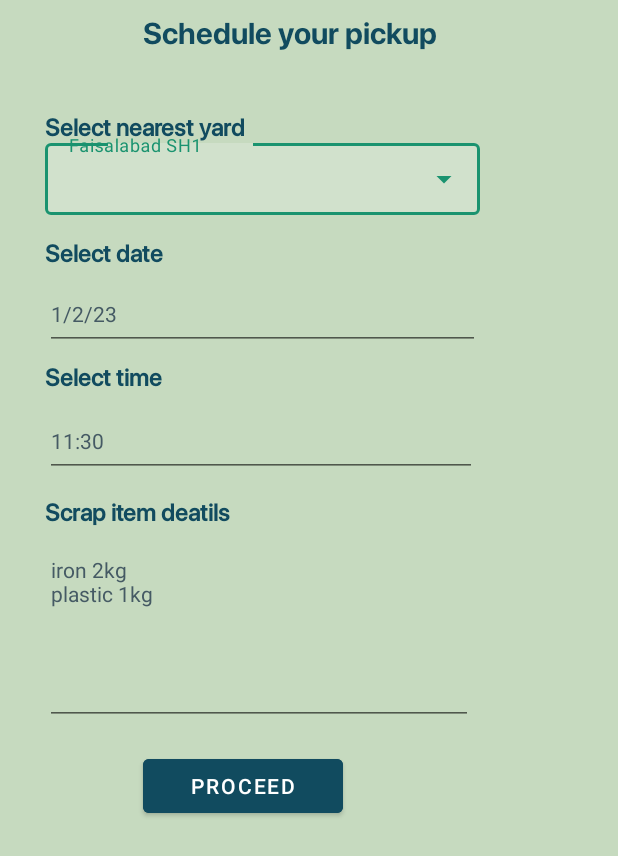
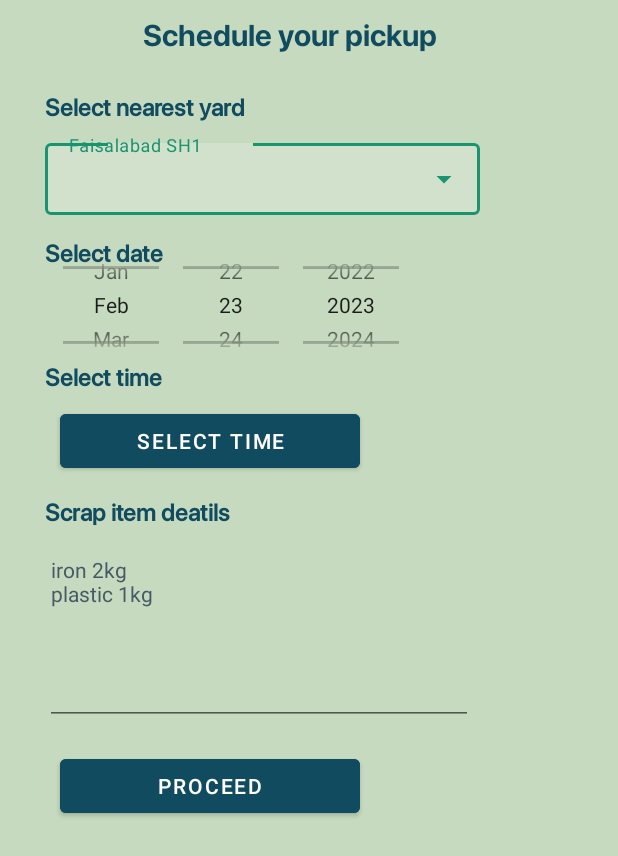
Before and after one commit to Rizwan0994/ScrapHubApp, an Android app: the fragment ScheduleFragment shown on its own in the app's theme, after a tap on "PROCEED", on a phone screen of 412 x 824 dp. Shown: the top 856 px of the screen. Run offline under Robolectric (Android 15) with nearby library versions, the phone set to English and light mode, and no system bars; our stand-ins replace Dagger/Hilt's generated code; 1 statement that could not run was skipped.

Commit message:
set time and date selector

```diff
--- a/app/src/main/java/com/example/scrapproject/ScheduleFragment.kt
+++ b/app/src/main/java/com/example/scrapproject/ScheduleFragment.kt
@@ -1,6 +1,9 @@
 package com.example.scrapproject
 
 import android.R
+import android.app.AlertDialog
+import android.app.TimePickerDialog
+import android.content.Context
 import android.os.Bundle
 import android.util.Log
 import androidx.fragment.app.Fragment
@@ -8,6 +11,7 @@ import android.view.LayoutInflater
 import android.view.View
 import android.view.ViewGroup
 import android.widget.ArrayAdapter
+import android.widget.Toast
 import androidx.fragment.app.viewModels
 import androidx.lifecycle.Observer
 import androidx.navigation.fragment.findNavController
@@ -20,6 +24,9 @@ import dagger.hilt.android.AndroidEntryPoint
 import kotlinx.coroutines.CoroutineScope
 import kotlinx.coroutines.Dispatchers
 import kotlinx.coroutines.launch
+import java.time.LocalDate
+import java.time.format.DateTimeFormatter
+import java.util.*
 import javax.inject.Inject
 
 @AndroidEntryPoint
@@ -28,7 +35,7 @@ class ScheduleFragment : Fragment() {
     private var _binding: FragmentScheduleBinding? = null
     private val binding get() = _binding!!
     private val scheduleViewModel by viewModels<ScheduleViewModel>()
-    private val schedulePickup:ScheduleResponse? = null
+    private val schedulePickup: ScheduleResponse? = null
 
     @Inject
     lateinit var scheduleAPI: ScheduleAPI
@@ -43,8 +50,8 @@ class ScheduleFragment : Fragment() {
 
     override fun onViewCreated(view: View, savedInstanceState: Bundle?) {
         super.onViewCreated(view, savedInstanceState)
-        val items= arrayOf("FaisalabadSH1","FaisalabadSH2","FaisalabadSH3")
-        val adapter= ArrayAdapter(view.context, R.layout.simple_list_item_1, items)
+        val items = arrayOf("FaisalabadSH1", "FaisalabadSH2", "FaisalabadSH3")
+        val adapter = ArrayAdapter(view.context, R.layout.simple_list_item_1, items)
         binding.EdittxtSelectNearestYard.setAdapter(adapter)
         bindHandlers()
         bindObservers()
@@ -52,7 +59,7 @@ class ScheduleFragment : Fragment() {
 
     private fun bindObservers() {
         scheduleViewModel.statusLiveData.observe(viewLifecycleOwner, Observer {
-            when(it) {
+            when (it) {
                 is NetworkResult.Success -> {
                     findNavController().popBackStack()
                 }
@@ -66,17 +73,74 @@ class ScheduleFragment : Fragment() {
         })
     }
 
-    private fun bindHandlers(){
+    private fun bindHandlers() {
 
         binding.apply {
-        binding.btnProceed.setOnClickListener{
-        val nearestYard= EdittxtSelectNearestYard.text.toString()
-        val sDate=txtSDate.text.toString()
-        val sTime=txtSTime.text.toString()
-        val scrapItem=txtScrapItemDetails.text.toString()
-        val scheduleRequest=ScheduleRequest(nearestYard,sDate,sTime,scrapItem)
-        if(schedulePickup==null){
+
+            //timepicker..........
+            var selectedTime = ""
+            binding.btnTimeSelected.setOnClickListener {
+                // Get the current hour and minute values
+                val calendar = Calendar.getInstance()
+                val hour = calendar.get(Calendar.HOUR_OF_DAY)
+                val minute = calendar.get(Calendar.MINUTE)
+
+                // Create a timeSetListener to handle the user's selection of a time
+                val timeSetListener =
+                    TimePickerDialog.OnTimeSetListener { _, hourOfDay, minute ->
+                        // Do something with the selected hour and minute values
+                        selectedTime = String.format("%02d:%02d", hourOfDay, minute)
+
+                    }
+                val context: Context = binding.root.context
+                TimePickerDialog(context, timeSetListener, hour, minute, true).show()
+
+            }
+            //end time picker...
+            binding.btnProceed.setOnClickListener {
+                val nearestYard = EdittxtSelectNearestYard.text.toString()
+                //date picker set
+                val year = datePicker1.year
+                val month = datePicker1.month
+                val dayOfMonth = datePicker1.dayOfMonth
+
+                val selectedDate = LocalDate.of(year, month + 1, dayOfMonth)
+                val formattedDate = selectedDate.format(DateTimeFormatter.ofPattern("dd/MM/yyyy"))
+                val sDate = selectedDate.toString()
+
+
+
+                //val sTime=txtSTime.text.toString()
+                    val scrapItem = txtScrapItemDetails.text.toString()
+
+                //dialog box...
+                val builder = AlertDialog.Builder(context)
+                if (nearestYard?.isNotEmpty() && scrapItem?.isNotEmpty() && formattedDate?.isNotEmpty() == true && selectedTime?.isNotEmpty()) {
+
+                    builder.setTitle("Confirmation")
+                    builder.setMessage("Are you sure you want to Schedule Pickup?")
+                    builder.setPositiveButton("Yes") { dialog, which ->
+                        // user clicked Yes
+                        val scheduleRequest = ScheduleRequest(
+                            nearestYard,
+                            scrapItem,
+                            formattedDate,
+                            selectedTime
+                        )
+                        if (schedulePickup == null) {
                             scheduleViewModel.createSchedule(scheduleRequest)
+                            Toast.makeText(context, "Pickup Scheduled!", Toast.LENGTH_SHORT).show()
+                        }
+
+                    }
+                    builder.setNegativeButton("No") { dialog, which ->
+                        // user clicked No
+                        Toast.makeText(context, "Pickup Not Scheduled!", Toast.LENGTH_SHORT).show()
+                    }
+                    builder.show()
+
+                }else {
+                    Toast.makeText(context, "Some thing went wrong!", Toast.LENGTH_SHORT).show()
                 }
                 }
 
--- a/app/src/main/res/layout/fragment_schedule.xml
+++ b/app/src/main/res/layout/fragment_schedule.xml
@@ -8,47 +8,11 @@
 
 
     <TextView
-        android:id="@+id/textView5"
-        android:layout_width="wrap_content"
-        android:layout_height="wrap_content"
-        android:layout_marginStart="30dp"
-        android:layout_marginTop="157dp"
-        android:fontFamily="@font/sf_pro_display_medium"
-        android:text="@string/select_date"
-        android:textColor="@color/appbuttonColor"
-        android:textSize="16sp"
-        android:textStyle="bold" />
-
-    <TextView
-        android:id="@+id/textView6"
-        android:layout_width="wrap_content"
-        android:layout_height="wrap_content"
-        android:layout_marginStart="30dp"
-        android:layout_marginTop="240dp"
-        android:fontFamily="@font/sf_pro_display_medium"
-        android:text="@string/select_time"
-        android:textColor="@color/appbuttonColor"
-        android:textSize="16sp"
-        android:textStyle="bold" />
-
-    <TextView
-        android:id="@+id/textView7"
-        android:layout_width="wrap_content"
-        android:layout_height="wrap_content"
-        android:layout_marginStart="30dp"
-        android:layout_marginTop="330dp"
-        android:fontFamily="@font/sf_pro_display_medium"
-        android:text="@string/scrap_item_deatils"
-        android:textColor="@color/appbuttonColor"
-        android:textSize="16sp"
-        android:textStyle="bold" />
-
-    <TextView
         android:id="@+id/textView3"
         android:layout_width="wrap_content"
         android:layout_height="wrap_content"
         android:layout_marginStart="95dp"
-        android:layout_marginTop="8dp"
+        android:layout_marginTop="9dp"
         android:fontFamily="@font/sf_pro_display_bold"
         android:text="@string/schedule_your_pickup"
         android:textColor="@color/appbuttonColor"
@@ -84,42 +48,96 @@
         android:layout_width="wrap_content"
         android:layout_height="wrap_content"
         android:layout_marginStart="30dp"
-        android:layout_marginTop="73dp"
+        android:layout_marginTop="60dp"
         android:fontFamily="@font/sf_pro_display_medium"
         android:text="@string/select_nearest_yard"
         android:textColor="@color/appbuttonColor"
         android:textSize="16sp"
         android:textStyle="bold" />
-
-    <EditText
-        android:id="@+id/txtSDate"
-        android:layout_width="290dp"
+    <TextView
+        android:id="@+id/textView5"
+        android:layout_width="wrap_content"
         android:layout_height="wrap_content"
         android:layout_marginStart="30dp"
-        android:layout_marginTop="185dp"
-        android:autofillHints=""
-        android:ems="10"
-        android:hint="@string/_1_2_23"
-        android:inputType="date"
-        android:minHeight="48dp"
-        android:textColorHint="#455A64"
-        android:textSize="14sp"
-        tools:ignore="TextContrastCheck" />
+        android:layout_marginTop="157dp"
+        android:fontFamily="@font/sf_pro_display_medium"
+        android:text="@string/select_date"
+        android:textColor="@color/appbuttonColor"
+        android:textSize="16sp"
+        android:textStyle="bold" />
 
-    <EditText
-        android:id="@+id/txtSTime"
-        android:layout_width="288dp"
+
+    <!--    <EditText-->
+<!--        android:id="@+id/txtSDate"-->
+<!--        android:layout_width="290dp"-->
+<!--        android:layout_height="wrap_content"-->
+<!--        android:layout_marginStart="30dp"-->
+<!--        android:layout_marginTop="185dp"-->
+<!--        android:autofillHints=""-->
+<!--        android:ems="10"-->
+<!--        android:hint="@string/_1_2_23"-->
+<!--        android:inputType="date"-->
+<!--        android:minHeight="48dp"-->
+<!--        android:textColorHint="#455A64"-->
+<!--        android:textSize="14sp"-->
+<!--        tools:ignore="TextContrastCheck" />-->
+
+    <DatePicker
+        android:id="@+id/datePicker1"
+        android:layout_width="256dp"
+        android:layout_height="100dp"
+        android:layout_marginStart="30dp"
+        android:layout_marginTop="153dp"
+        android:calendarViewShown="false"
+        android:datePickerMode="spinner"
+        android:textColorHint="#455A64" />
+
+    <TextView
+        android:id="@+id/textView6"
+        android:layout_width="wrap_content"
         android:layout_height="wrap_content"
         android:layout_marginStart="30dp"
+        android:layout_marginTop="240dp"
+        android:fontFamily="@font/sf_pro_display_medium"
+        android:text="@string/select_time"
+        android:textColor="@color/appbuttonColor"
+        android:textSize="16sp"
+        android:textStyle="bold" />
+    <Button
+        android:id="@+id/btn_timeSelected"
+        android:layout_width="200dp"
+        android:layout_height="wrap_content"
+        android:layout_marginStart="40dp"
         android:layout_marginTop="270dp"
-        android:autofillHints=""
-        android:ems="10"
-        android:hint="@string/_11_30"
-        android:inputType="time"
-        android:minHeight="48dp"
-        android:textColorHint="#455A64"
-        android:textSize="14sp"
-        tools:ignore="TextContrastCheck" />
+        android:backgroundTint="@color/appbuttonColor"
+        android:text="Select Time" />
+
+    <!--    <EditText-->
+<!--        android:id="@+id/txtSTime"-->
+<!--        android:layout_width="288dp"-->
+<!--        android:layout_height="wrap_content"-->
+<!--        android:layout_marginStart="30dp"-->
+<!--        android:layout_marginTop="270dp"-->
+<!--        android:autofillHints=""-->
+<!--        android:ems="10"-->
+<!--        android:hint="@string/_11_30"-->
+<!--        android:inputType="time"-->
+<!--        android:minHeight="48dp"-->
+<!--        android:textColorHint="#455A64"-->
+<!--        android:textSize="14sp"-->
+<!--        tools:ignore="TextContrastCheck" />-->
+
+    <TextView
+        android:id="@+id/textView7"
+        android:layout_width="wrap_content"
+        android:layout_height="wrap_content"
+        android:layout_marginStart="30dp"
+        android:layout_marginTop="330dp"
+        android:fontFamily="@font/sf_pro_display_medium"
+        android:text="@string/scrap_item_deatils"
+        android:textColor="@color/appbuttonColor"
+        android:textSize="16sp"
+        android:textStyle="bold" />
 
     <EditText
         android:id="@+id/txtScrapItemDetails"
@@ -137,9 +155,9 @@
 
     <Button
         android:id="@+id/btn_proceed"
-        android:layout_width="133dp"
+        android:layout_width="200dp"
         android:layout_height="wrap_content"
-        android:layout_marginStart="95dp"
+        android:layout_marginStart="40dp"
         android:layout_marginTop="500dp"
         android:backgroundTint="@color/appbuttonColor"
         android:text="@string/proceed" />
```
Lines whose indentation alone changed are shown as unchanged.
